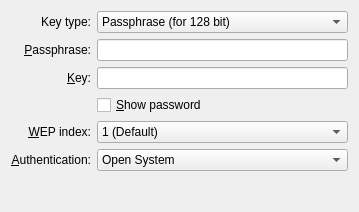
Old version of the form libs/ui/security/wep.ui in the repository KDE/networkmanagement.
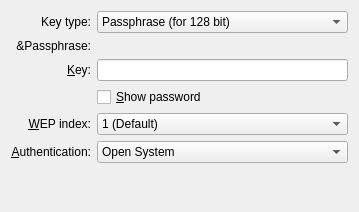
New version of the form. Custom widgets are drawn as their Qt base class.

Patch:
```diff
--- a/libs/ui/security/wep.ui
+++ b/libs/ui/security/wep.ui
@@ -151,9 +151,6 @@
      </property>
     </widget>
    </item>
-   <item row="1" column="2">
-    <widget class="QLineEdit" name="passphrase"/>
-   </item>
    <item row="3" column="2">
     <widget class="QCheckBox" name="chkShowPass">
      <property name="text">
```
Left out of the diff: 4 changed lines with no effect on the pictures.
